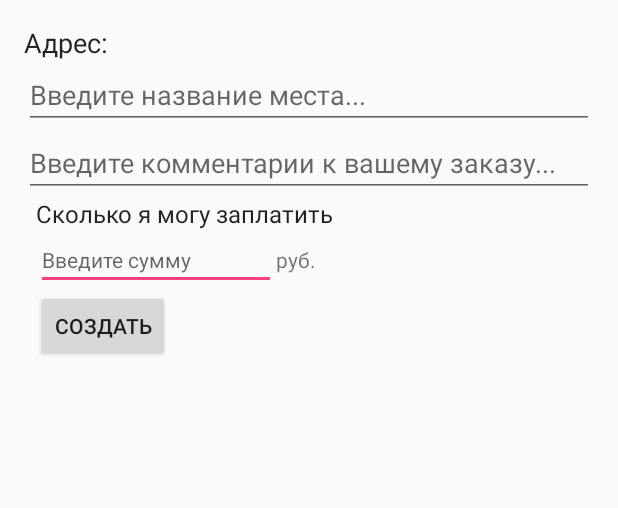
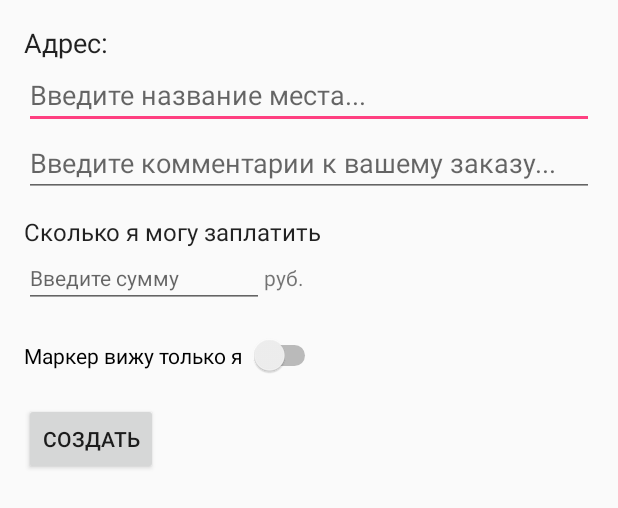
Before and after one commit to HappyDevil/MAP, an Android app: the layout activity_marker.xml on its own in the app's theme, with its tools: preview values and no code run, on a phone screen of 412 x 824 dp. Shown: the top 508 px of the screen. Run offline under Robolectric (Android 15) with nearby library versions, the phone set to English and light mode, and no system bars.

Commit message:
Поставил ограничение на кол-во маркеров (максимум 5 всего) и оповещение уведомлением, если пользователь достиг этого лимита. Поставил свитчер, определяющий каким будет маркер: локальным или нет; и соотв. в какую базу его грузить. Создал контейнер для фрагмента и сам фрагмент вида списка по шаблону (просто создано, не выводится, не настроено)

```diff
--- a/app/src/main/res/layout/activity_maps.xml
+++ b/app/src/main/res/layout/activity_maps.xml
@@ -6,4 +6,4 @@
     android:name="com.google.android.gms.maps.SupportMapFragment"
     android:layout_width="match_parent"
     android:layout_height="match_parent"
-    tools:context="com.map.mapmaxv1.MapsActivity" />
+    tools:context="com.map.mapmaxv1.activities.MapsActivity" />
--- a/app/src/main/res/layout/activity_marker.xml
+++ b/app/src/main/res/layout/activity_marker.xml
@@ -9,7 +9,7 @@
     android:paddingLeft="@dimen/activity_horizontal_margin"
     android:paddingRight="@dimen/activity_horizontal_margin"
     android:paddingTop="@dimen/activity_vertical_margin"
-    tools:context="com.map.mapmaxv1.MarkerActivity">
+    tools:context="com.map.mapmaxv1.activities.MarkerActivity">
 
     <TextView
         android:text="Адрес: "
@@ -30,40 +30,6 @@
         android:layout_alignBottom="@+id/editTextPrice"
         android:layout_toRightOf="@+id/editTextPrice"
         android:layout_toEndOf="@+id/editTextPrice" />
-
-    <TextView
-        android:text="Сколько я могу заплатить"
-        android:layout_width="wrap_content"
-        android:layout_height="wrap_content"
-        android:id="@+id/textViewPrice"
-        android:textAppearance="@android:style/TextAppearance"
-        android:layout_marginLeft="8dp"
-        android:layout_marginStart="8dp"
-        android:layout_below="@+id/editTextText"
-        android:layout_alignParentLeft="true"
-        android:layout_alignParentStart="true" />
-
-    <EditText
-        android:layout_width="wrap_content"
-        android:layout_height="wrap_content"
-        android:inputType="textPersonName"
-        android:ems="10"
-        android:id="@+id/editTextPrice"
-        android:textAppearance="@style/TextAppearance.AppCompat"
-        android:hint="Введите сумму"
-        android:layout_below="@+id/textViewPrice"
-        android:layout_alignLeft="@+id/textViewPrice"
-        android:layout_alignStart="@+id/textViewPrice" />
-
-    <Button
-        android:text="Создать"
-        android:layout_width="wrap_content"
-        android:layout_height="wrap_content"
-        android:id="@+id/button2"
-        android:onClick="onClick"
-        android:layout_below="@+id/editTextPrice"
-        android:layout_alignLeft="@+id/editTextPrice"
-        android:layout_alignStart="@+id/editTextPrice" />
 
     <EditText
         android:layout_width="match_parent"
@@ -87,4 +53,48 @@
         android:layout_alignParentRight="true"
         android:layout_alignParentEnd="true" />
 
+    <Button
+        android:text="Создать"
+        android:layout_width="wrap_content"
+        android:layout_height="wrap_content"
+        android:id="@+id/button2"
+        android:onClick="onClick"
+        android:layout_below="@+id/switch1"
+        android:layout_alignParentLeft="true"
+        android:layout_alignParentStart="true"
+        android:layout_marginTop="18dp" />
+
+    <Switch
+        android:text="Маркер вижу только я "
+        android:layout_width="wrap_content"
+        android:layout_height="wrap_content"
+        android:id="@+id/switch1"
+        android:layout_below="@+id/editTextPrice"
+        android:layout_alignParentLeft="true"
+        android:layout_alignParentStart="true"
+        android:layout_marginTop="18dp" />
+
+    <TextView
+        android:text="Сколько я могу заплатить"
+        android:layout_width="wrap_content"
+        android:layout_height="wrap_content"
+        android:id="@+id/textViewPrice"
+        android:textAppearance="@android:style/TextAppearance"
+        android:layout_below="@+id/editTextText"
+        android:layout_alignParentLeft="true"
+        android:layout_alignParentStart="true"
+        android:layout_marginTop="12dp" />
+
+    <EditText
+        android:layout_width="wrap_content"
+        android:layout_height="wrap_content"
+        android:inputType="textPersonName"
+        android:ems="10"
+        android:id="@+id/editTextPrice"
+        android:textAppearance="@style/TextAppearance.AppCompat"
+        android:hint="Введите сумму"
+        android:layout_below="@+id/textViewPrice"
+        android:layout_alignParentLeft="true"
+        android:layout_alignParentStart="true" />
+
 </RelativeLayout>
--- a/app/src/main/res/values/dimens.xml
+++ b/app/src/main/res/values/dimens.xml
@@ -2,4 +2,5 @@
     <!-- Default screen margins, per the Android Design guidelines. -->
     <dimen name="activity_horizontal_margin">16dp</dimen>
     <dimen name="activity_vertical_margin">16dp</dimen>
+    <dimen name="text_margin">16dp</dimen>
 </resources>
```
Also changed, not shown: app/build.gradle (+5 -2 lines), app/src/main/AndroidManifest.xml (+7 -4 lines), app/src/main/java/com/map/mapmaxv1/MapsActivity.java (deleted, +0 -96 lines), app/src/main/java/com/map/mapmaxv1/activities/ItemFragment.java (added, +110 -0 lines), app/src/main/java/com/map/mapmaxv1/activities/MapsActivity.java (added, +129 -0 lines), app/src/main/java/com/map/mapmaxv1/activities/MarkerActivity.java (renamed from app/src/main/java/com/map/mapmaxv1/MarkerActivity.java, +17 -1 lines), app/src/main/java/com/map/mapmaxv1/activities/MyItemRecyclerViewAdapter.java (added, +78 -0 lines), app/src/main/java/com/map/mapmaxv1/activities/dummy/DummyContent.java (added, +72 -0 lines), app/src/main/res/layout/fragment_item.xml (added, +20 -0 lines), app/src/main/res/layout/fragment_item_list.xml (added, +13 -0 lines), app/src/main/res/layout/marker_fragment.xml (added, +10 -0 lines).
